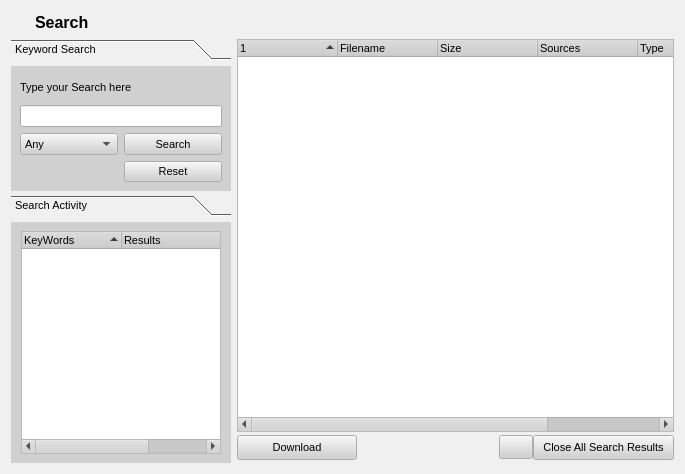
Old version of the form retroshare-gui/src/gui/SearchDialog.ui in the repository RetroShare/RetroShare.
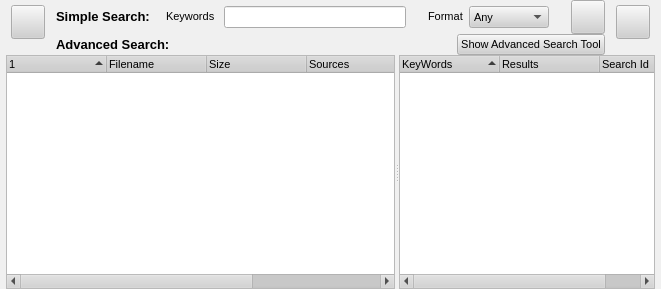
New version of the form. Icons and pictures are not drawn. Custom widgets are drawn as their Qt base class.

Commit message:
* Rolled back Modifications to SearchDialog and PopupChatDialog. 	- unable to get windows to compile with PopupChat on windows. 	- not happy with new SearchDialog. Not an improvement on old dialog + uses Qt4.4
 * updated version numbers...
 * added a couple of windows scripts.

What changed in the file:
```diff
--- a/retroshare-gui/src/gui/SearchDialog.ui
+++ b/retroshare-gui/src/gui/SearchDialog.ui
@@ -5,14 +5,14 @@
    <rect>
     <x>0</x>
     <y>0</y>
-    <width>685</width>
-    <height>474</height>
+    <width>661</width>
+    <height>289</height>
    </rect>
   </property>
   <property name="sizePolicy" >
    <sizepolicy vsizetype="Minimum" hsizetype="Minimum" >
-    <horstretch>0</horstretch>
-    <verstretch>0</verstretch>
+    <horstretch>1</horstretch>
+    <verstretch>1</verstretch>
    </sizepolicy>
   </property>
   <property name="sizeIncrement" >
@@ -511,110 +511,253 @@
    <enum>Qt::NoContextMenu</enum>
   </property>
   <layout class="QGridLayout" >
-   <property name="verticalSpacing" >
-    <number>4</number>
+   <property name="leftMargin" >
+    <number>6</number>
    </property>
-   <item row="0" column="0" >
-    <layout class="QGridLayout" >
-     <item row="0" column="0" >
-      <widget class="QLabel" name="label_2" >
-       <property name="minimumSize" >
-        <size>
-         <width>24</width>
-         <height>24</height>
-        </size>
-       </property>
-       <property name="maximumSize" >
-        <size>
-         <width>24</width>
-         <height>24</height>
-        </size>
-       </property>
-       <property name="text" >
-        <string/>
-       </property>
-       <property name="pixmap" >
-        <pixmap resource="images.qrc" >:/images/find.png</pixmap>
-       </property>
-       <property name="scaledContents" >
-        <bool>true</bool>
-       </property>
-       <property name="alignment" >
-        <set>Qt::AlignCenter</set>
-       </property>
-      </widget>
-     </item>
-     <item row="0" column="1" >
-      <widget class="QLabel" name="label_3" >
-       <property name="maximumSize" >
-        <size>
-         <width>16777215</width>
-         <height>32</height>
-        </size>
-       </property>
-       <property name="text" >
-        <string>&lt;!DOCTYPE HTML PUBLIC "-//W3C//DTD HTML 4.0//EN" "http://www.w3.org/TR/REC-html40/strict.dtd">
-&lt;html>&lt;head>&lt;meta name="qrichtext" content="1" />&lt;style type="text/css">
-p, li { white-space: pre-wrap; }
-&lt;/style>&lt;/head>&lt;body style=" font-family:'Arial'; font-size:8pt; font-weight:400; font-style:normal;">
-&lt;p style=" margin-top:0px; margin-bottom:0px; margin-left:0px; margin-right:0px; -qt-block-indent:0; text-indent:0px;">&lt;span style=" font-size:12pt; font-weight:600;">Search&lt;/span>&lt;/p>&lt;/body>&lt;/html></string>
-       </property>
-      </widget>
-     </item>
-    </layout>
-   </item>
-   <item row="1" column="0" >
-    <widget class="QToolBox" name="toolBox" >
-     <property name="sizePolicy" >
-      <sizepolicy vsizetype="Preferred" hsizetype="MinimumExpanding" >
-       <horstretch>0</horstretch>
-       <verstretch>0</verstretch>
-      </sizepolicy>
-     </property>
-     <property name="minimumSize" >
-      <size>
-       <width>220</width>
-       <height>0</height>
-      </size>
-     </property>
-     <property name="maximumSize" >
-      <size>
-       <width>220</width>
-       <height>152</height>
-      </size>
-     </property>
-     <property name="currentIndex" >
+   <property name="topMargin" >
+    <number>0</number>
+   </property>
+   <property name="rightMargin" >
+    <number>6</number>
+   </property>
+   <property name="bottomMargin" >
       <number>0</number>
      </property>
-     <widget class="QWidget" name="page" >
-      <property name="geometry" >
-       <rect>
-        <x>0</x>
-        <y>0</y>
-        <width>235</width>
-        <height>131</height>
-       </rect>
-      </property>
-      <attribute name="label" >
-       <string>Keyword Search</string>
-      </attribute>
-      <layout class="QGridLayout" >
-       <item row="0" column="0" >
-        <layout class="QGridLayout" >
          <property name="horizontalSpacing" >
-          <number>6</number>
+    <number>1</number>
          </property>
          <property name="verticalSpacing" >
+    <number>0</number>
+   </property>
+   <item row="0" column="0" >
+    <layout class="QVBoxLayout" >
+     <property name="spacing" >
+      <number>0</number>
+     </property>
+     <property name="leftMargin" >
+      <number>0</number>
+     </property>
+     <property name="topMargin" >
+      <number>0</number>
+     </property>
+     <property name="rightMargin" >
+      <number>0</number>
+     </property>
+     <property name="bottomMargin" >
+      <number>0</number>
+     </property>
+     <item>
+      <layout class="QHBoxLayout" >
+       <property name="spacing" >
           <number>6</number>
          </property>
-         <item row="0" column="0" colspan="2" >
+       <property name="leftMargin" >
+        <number>0</number>
+       </property>
+       <property name="topMargin" >
+        <number>0</number>
+       </property>
+       <property name="rightMargin" >
+        <number>0</number>
+       </property>
+       <property name="bottomMargin" >
+        <number>0</number>
+       </property>
+       <item>
+        <layout class="QVBoxLayout" >
+         <property name="spacing" >
+          <number>6</number>
+         </property>
+         <property name="leftMargin" >
+          <number>5</number>
+         </property>
+         <property name="topMargin" >
+          <number>5</number>
+         </property>
+         <property name="rightMargin" >
+          <number>5</number>
+         </property>
+         <property name="bottomMargin" >
+          <number>5</number>
+         </property>
+         <item>
+          <widget class="QPushButton" name="toggleAdvancedSearchBtn" >
+           <property name="sizePolicy" >
+            <sizepolicy vsizetype="Fixed" hsizetype="Fixed" >
+             <horstretch>0</horstretch>
+             <verstretch>0</verstretch>
+            </sizepolicy>
+           </property>
+           <property name="minimumSize" >
+            <size>
+             <width>34</width>
+             <height>34</height>
+            </size>
+           </property>
+           <property name="maximumSize" >
+            <size>
+             <width>34</width>
+             <height>34</height>
+            </size>
+           </property>
+           <property name="toolTip" >
+            <string>Toggle advanced searching on and off.</string>
+           </property>
+           <property name="text" >
+            <string/>
+           </property>
+           <property name="icon" >
+            <iconset resource="images.qrc" >:/images/advsearch_24x24.png</iconset>
+           </property>
+           <property name="iconSize" >
+            <size>
+             <width>24</width>
+             <height>24</height>
+            </size>
+           </property>
+           <property name="checkable" >
+            <bool>true</bool>
+           </property>
+          </widget>
+         </item>
+         <item>
+          <spacer>
+           <property name="orientation" >
+            <enum>Qt::Vertical</enum>
+           </property>
+           <property name="sizeHint" >
+            <size>
+             <width>20</width>
+             <height>0</height>
+            </size>
+           </property>
+          </spacer>
+         </item>
+        </layout>
+       </item>
+       <item>
+        <widget class="QFrame" name="SearchModeFrame" >
+         <property name="sizePolicy" >
+          <sizepolicy vsizetype="Minimum" hsizetype="Minimum" >
+           <horstretch>255</horstretch>
+           <verstretch>0</verstretch>
+          </sizepolicy>
+         </property>
+         <property name="minimumSize" >
+          <size>
+           <width>390</width>
+           <height>24</height>
+          </size>
+         </property>
+         <property name="frameShape" >
+          <enum>QFrame::NoFrame</enum>
+         </property>
+         <property name="frameShadow" >
+          <enum>QFrame::Raised</enum>
+         </property>
+         <layout class="QVBoxLayout" >
+          <property name="spacing" >
+           <number>0</number>
+          </property>
+          <property name="leftMargin" >
+           <number>0</number>
+          </property>
+          <property name="topMargin" >
+           <number>0</number>
+          </property>
+          <property name="rightMargin" >
+           <number>0</number>
+          </property>
+          <property name="bottomMargin" >
+           <number>0</number>
+          </property>
+          <item>
+           <widget class="QFrame" name="SimpleSearchPanel" >
+            <property name="sizePolicy" >
+             <sizepolicy vsizetype="Minimum" hsizetype="Minimum" >
+              <horstretch>0</horstretch>
+              <verstretch>0</verstretch>
+             </sizepolicy>
+            </property>
+            <property name="frameShape" >
+             <enum>QFrame::NoFrame</enum>
+            </property>
+            <property name="frameShadow" >
+             <enum>QFrame::Raised</enum>
+            </property>
+            <layout class="QVBoxLayout" >
+             <property name="spacing" >
+              <number>0</number>
+             </property>
+             <property name="leftMargin" >
+              <number>0</number>
+             </property>
+             <property name="topMargin" >
+              <number>0</number>
+             </property>
+             <property name="rightMargin" >
+              <number>0</number>
+             </property>
+             <property name="bottomMargin" >
+              <number>0</number>
+             </property>
+             <item>
+              <layout class="QHBoxLayout" >
+               <property name="spacing" >
+                <number>6</number>
+               </property>
+               <property name="leftMargin" >
+                <number>0</number>
+               </property>
+               <property name="topMargin" >
+                <number>0</number>
+               </property>
+               <property name="rightMargin" >
+                <number>0</number>
+               </property>
+               <property name="bottomMargin" >
+                <number>0</number>
+               </property>
+               <item>
+                <widget class="QLabel" name="label_3" >
+                 <property name="frameShape" >
+                  <enum>QFrame::NoFrame</enum>
+                 </property>
+                 <property name="frameShadow" >
+                  <enum>QFrame::Plain</enum>
+                 </property>
+                 <property name="text" >
+                  <string>&lt;h3>Simple Search:&lt;/h3></string>
+                 </property>
+                </widget>
+               </item>
+               <item>
+                <spacer>
+                 <property name="orientation" >
+                  <enum>Qt::Horizontal</enum>
+                 </property>
+                 <property name="sizeHint" >
+                  <size>
+                   <width>10</width>
+                   <height>20</height>
+                  </size>
+                 </property>
+                </spacer>
+               </item>
+               <item>
           <widget class="QLabel" name="label" >
+                 <property name="sizePolicy" >
+                  <sizepolicy vsizetype="Fixed" hsizetype="Fixed" >
+                   <horstretch>0</horstretch>
+                   <verstretch>0</verstretch>
+                  </sizepolicy>
+                 </property>
            <property name="text" >
-            <string>Type your Search here</string>
+                  <string>Keywords </string>
            </property>
           </widget>
          </item>
-         <item row="1" column="0" colspan="2" >
+               <item>
           <widget class="QLineEdit" name="lineEdit" >
            <property name="sizePolicy" >
             <sizepolicy vsizetype="Fixed" hsizetype="Expanding" >
@@ -630,7 +773,33 @@
            </property>
           </widget>
          </item>
-         <item row="2" column="0" >
+               <item>
+                <spacer>
+                 <property name="orientation" >
+                  <enum>Qt::Horizontal</enum>
+                 </property>
+                 <property name="sizeType" >
+                  <enum>QSizePolicy::Fixed</enum>
+                 </property>
+                 <property name="sizeHint" >
+                  <size>
+                   <width>16</width>
+                   <height>32</height>
+                  </size>
+                 </property>
+                </spacer>
+               </item>
+               <item>
+                <widget class="QLabel" name="label_2" >
+                 <property name="text" >
+                  <string>&lt;html>&lt;head>&lt;meta name="qrichtext" content="1" />&lt;style type="text/css">
+p, li { white-space: pre-wrap; }
+&lt;/style>&lt;/head>&lt;body style=" font-family:'Arial'; font-size:8pt; font-weight:400; font-style:normal; text-decoration:none;">
+&lt;p style=" margin-top:0px; margin-bottom:0px; margin-left:0px; margin-right:0px; -qt-block-indent:0; text-indent:0px;">Format&lt;/p>&lt;/body>&lt;/html></string>
+                 </property>
+                </widget>
+               </item>
+               <item>
           <widget class="QComboBox" name="FileTypeComboBox" >
            <item>
             <property name="text" >
@@ -698,48 +867,141 @@
            </item>
           </widget>
          </item>
-         <item row="2" column="1" >
+               <item>
+                <spacer>
+                 <property name="orientation" >
+                  <enum>Qt::Horizontal</enum>
+                 </property>
+                 <property name="sizeHint" >
+                  <size>
+                   <width>16</width>
+                   <height>20</height>
+                  </size>
+                 </property>
+                </spacer>
+               </item>
+               <item>
           <widget class="QPushButton" name="pushButtonsearch" >
            <property name="minimumSize" >
             <size>
-             <width>0</width>
-             <height>0</height>
+                   <width>34</width>
+                   <height>34</height>
             </size>
            </property>
            <property name="maximumSize" >
             <size>
-             <width>200</width>
-             <height>200</height>
+                   <width>34</width>
+                   <height>34</height>
             </size>
            </property>
            <property name="toolTip" >
             <string>Perform simple search</string>
            </property>
            <property name="text" >
-            <string>Search</string>
+                  <string/>
            </property>
            <property name="icon" >
             <iconset resource="images.qrc" >:/images/find.png</iconset>
            </property>
-          </widget>
-         </item>
-         <item row="3" column="0" >
+                 <property name="iconSize" >
+                  <size>
+                   <width>24</width>
+                   <height>24</height>
+                  </size>
+                 </property>
+                </widget>
+               </item>
+              </layout>
+             </item>
+            </layout>
+           </widget>
+          </item>
+          <item>
+           <widget class="QFrame" name="AdvancedSearchPanel" >
+            <property name="enabled" >
+             <bool>true</bool>
+            </property>
+            <property name="sizePolicy" >
+             <sizepolicy vsizetype="Minimum" hsizetype="Minimum" >
+              <horstretch>0</horstretch>
+              <verstretch>0</verstretch>
+             </sizepolicy>
+            </property>
+            <property name="frameShape" >
+             <enum>QFrame::NoFrame</enum>
+            </property>
+            <property name="frameShadow" >
+             <enum>QFrame::Raised</enum>
+            </property>
+            <layout class="QVBoxLayout" >
+             <property name="spacing" >
+              <number>0</number>
+             </property>
+             <property name="leftMargin" >
+              <number>0</number>
+             </property>
+             <property name="topMargin" >
+              <number>0</number>
+             </property>
+             <property name="rightMargin" >
+              <number>0</number>
+             </property>
+             <property name="bottomMargin" >
+              <number>0</number>
+             </property>
+             <item>
+              <layout class="QHBoxLayout" >
+               <property name="spacing" >
+                <number>6</number>
+               </property>
+               <property name="leftMargin" >
+                <number>0</number>
+               </property>
+               <property name="topMargin" >
+                <number>0</number>
+               </property>
+               <property name="rightMargin" >
+                <number>0</number>
+               </property>
+               <property name="bottomMargin" >
+                <number>0</number>
+               </property>
+               <item>
+                <widget class="QLabel" name="label_4" >
+                 <property name="text" >
+                  <string>&lt;h3>Advanced Search:&lt;/h3></string>
+                 </property>
+                </widget>
+               </item>
+               <item>
           <spacer>
            <property name="orientation" >
             <enum>Qt::Horizontal</enum>
            </property>
+                 <property name="sizeType" >
+                  <enum>QSizePolicy::Expanding</enum>
+                 </property>
            <property name="sizeHint" >
             <size>
-             <width>88</width>
+                   <width>50</width>
              <height>20</height>
             </size>
            </property>
           </spacer>
          </item>
-         <item row="3" column="1" >
-          <widget class="QPushButton" name="resetButton" >
+               <item>
+                <widget class="QPushButton" name="focusAdvSearchDialogBtn" >
+                 <property name="enabled" >
+                  <bool>true</bool>
+                 </property>
+                 <property name="sizePolicy" >
+                  <sizepolicy vsizetype="Fixed" hsizetype="Fixed" >
+                   <horstretch>0</horstretch>
+                   <verstretch>0</verstretch>
+                  </sizepolicy>
+                 </property>
            <property name="text" >
-            <string>Reset</string>
+                  <string>Show Advanced Search Tool</string>
            </property>
           </widget>
          </item>
@@ -747,11 +1009,92 @@
        </item>
       </layout>
      </widget>
-    </widget>
-   </item>
-   <item rowspan="2" row="1" column="1" >
-    <layout class="QGridLayout" >
-     <item row="0" column="0" colspan="4" >
+          </item>
+         </layout>
+        </widget>
+       </item>
+       <item>
+        <layout class="QVBoxLayout" >
+         <property name="spacing" >
+          <number>6</number>
+         </property>
+         <property name="leftMargin" >
+          <number>5</number>
+         </property>
+         <property name="topMargin" >
+          <number>5</number>
+         </property>
+         <property name="rightMargin" >
+          <number>5</number>
+         </property>
+         <property name="bottomMargin" >
+          <number>5</number>
+         </property>
+         <item>
+          <widget class="QPushButton" name="pushButtonDownload" >
+           <property name="sizePolicy" >
+            <sizepolicy vsizetype="Fixed" hsizetype="Fixed" >
+             <horstretch>0</horstretch>
+             <verstretch>0</verstretch>
+            </sizepolicy>
+           </property>
+           <property name="minimumSize" >
+            <size>
+             <width>34</width>
+             <height>34</height>
+            </size>
+           </property>
+           <property name="maximumSize" >
+            <size>
+             <width>34</width>
+             <height>34</height>
+            </size>
+           </property>
+           <property name="toolTip" >
+            <string>Download</string>
+           </property>
+           <property name="text" >
+            <string/>
+           </property>
+           <property name="icon" >
+            <iconset resource="images.qrc" >:/images/down_24x24.png</iconset>
+           </property>
+           <property name="iconSize" >
+            <size>
+             <width>24</width>
+             <height>24</height>
+            </size>
+           </property>
+          </widget>
+         </item>
+         <item>
+          <spacer>
+           <property name="orientation" >
+            <enum>Qt::Vertical</enum>
+           </property>
+           <property name="sizeHint" >
+            <size>
+             <width>20</width>
+             <height>0</height>
+            </size>
+           </property>
+          </spacer>
+         </item>
+        </layout>
+       </item>
+      </layout>
+     </item>
+     <item>
+      <widget class="QSplitter" name="splitter" >
+       <property name="sizePolicy" >
+        <sizepolicy vsizetype="Minimum" hsizetype="Minimum" >
+         <horstretch>0</horstretch>
+         <verstretch>1</verstretch>
+        </sizepolicy>
+       </property>
+       <property name="orientation" >
+        <enum>Qt::Horizontal</enum>
+       </property>
       <widget class="SearchTreeWidget" name="searchResultWidget" >
        <property name="sizePolicy" >
         <sizepolicy vsizetype="Expanding" hsizetype="Expanding" >
@@ -802,156 +1145,6 @@
         </property>
        </column>
       </widget>
-     </item>
-     <item row="1" column="0" >
-      <widget class="QPushButton" name="pushButtonDownload" >
-       <property name="sizePolicy" >
-        <sizepolicy vsizetype="Fixed" hsizetype="Fixed" >
-         <horstretch>0</horstretch>
-         <verstretch>0</verstretch>
-        </sizepolicy>
-       </property>
-       <property name="minimumSize" >
-        <size>
-         <width>0</width>
-         <height>0</height>
-        </size>
-       </property>
-       <property name="maximumSize" >
-        <size>
-         <width>120</width>
-         <height>25</height>
-        </size>
-       </property>
-       <property name="toolTip" >
-        <string>Download</string>
-       </property>
-       <property name="text" >
-        <string>Download</string>
-       </property>
-       <property name="icon" >
-        <iconset resource="images.qrc" >:/images/down_24x24.png</iconset>
-       </property>
-       <property name="iconSize" >
-        <size>
-         <width>16</width>
-         <height>16</height>
-        </size>
-       </property>
-      </widget>
-     </item>
-     <item row="1" column="1" >
-      <spacer>
-       <property name="orientation" >
-        <enum>Qt::Horizontal</enum>
-       </property>
-       <property name="sizeHint" >
-        <size>
-         <width>158</width>
-         <height>31</height>
-        </size>
-       </property>
-      </spacer>
-     </item>
-     <item row="1" column="3" >
-      <widget class="QPushButton" name="cloaseallsearchresultsButton" >
-       <property name="minimumSize" >
-        <size>
-         <width>0</width>
-         <height>25</height>
-        </size>
-       </property>
-       <property name="text" >
-        <string>Close All Search Results</string>
-       </property>
-      </widget>
-     </item>
-     <item row="1" column="2" >
-      <widget class="QPushButton" name="toggleAdvancedSearchBtn" >
-       <property name="sizePolicy" >
-        <sizepolicy vsizetype="Fixed" hsizetype="Fixed" >
-         <horstretch>0</horstretch>
-         <verstretch>0</verstretch>
-        </sizepolicy>
-       </property>
-       <property name="minimumSize" >
-        <size>
-         <width>0</width>
-         <height>0</height>
-        </size>
-       </property>
-       <property name="maximumSize" >
-        <size>
-         <width>34</width>
-         <height>24</height>
-        </size>
-       </property>
-       <property name="toolTip" >
-        <string>&lt;!DOCTYPE HTML PUBLIC "-//W3C//DTD HTML 4.0//EN" "http://www.w3.org/TR/REC-html40/strict.dtd">
-&lt;html>&lt;head>&lt;meta name="qrichtext" content="1" />&lt;style type="text/css">
-p, li { white-space: pre-wrap; }
-&lt;/style>&lt;/head>&lt;body style=" font-family:'Arial'; font-size:8pt; font-weight:400; font-style:normal;">
-&lt;p style=" margin-top:0px; margin-bottom:0px; margin-left:0px; margin-right:0px; -qt-block-indent:0; text-indent:0px;">advanced searching&lt;/p>&lt;/body>&lt;/html></string>
-       </property>
-       <property name="text" >
-        <string/>
-       </property>
-       <property name="icon" >
-        <iconset resource="images.qrc" >:/images/advsearch_24x24.png</iconset>
-       </property>
-       <property name="iconSize" >
-        <size>
-         <width>16</width>
-         <height>16</height>
-        </size>
-       </property>
-       <property name="checkable" >
-        <bool>false</bool>
-       </property>
-      </widget>
-     </item>
-    </layout>
-   </item>
-   <item row="2" column="0" >
-    <widget class="QToolBox" name="toolBox_2" >
-     <property name="sizePolicy" >
-      <sizepolicy vsizetype="Preferred" hsizetype="MinimumExpanding" >
-       <horstretch>0</horstretch>
-       <verstretch>0</verstretch>
-      </sizepolicy>
-     </property>
-     <property name="minimumSize" >
-      <size>
-       <width>220</width>
-       <height>0</height>
-      </size>
-     </property>
-     <property name="maximumSize" >
-      <size>
-       <width>220</width>
-       <height>16777215</height>
-      </size>
-     </property>
-     <property name="currentIndex" >
-      <number>0</number>
-     </property>
-     <property name="tabSpacing" stdset="0" >
-      <number>6</number>
-     </property>
-     <widget class="QWidget" name="page_2" >
-      <property name="geometry" >
-       <rect>
-        <x>0</x>
-        <y>0</y>
-        <width>224</width>
-        <height>221</height>
-       </rect>
-      </property>
-      <attribute name="label" >
-       <string>Search Activity</string>
-      </attribute>
-      <layout class="QGridLayout" >
-       <item row="0" column="0" >
         <widget class="QTreeWidget" name="searchSummaryWidget" >
          <property name="sizePolicy" >
           <sizepolicy vsizetype="Minimum" hsizetype="Minimum" >
@@ -959,12 +1152,6 @@
            <verstretch>1</verstretch>
           </sizepolicy>
          </property>
-         <property name="maximumSize" >
-          <size>
-           <width>200</width>
-           <height>16777215</height>
-          </size>
-         </property>
          <property name="sizeIncrement" >
           <size>
            <width>0</width>
@@ -1002,10 +1189,9 @@
           </property>
          </column>
         </widget>
-       </item>
-      </layout>
-     </widget>
-    </widget>
+      </widget>
+     </item>
+    </layout>
    </item>
   </layout>
  </widget>
```
Left out of the diff: 47 changed lines with no effect on the pictures. Lines whose indentation alone changed are shown as unchanged. The commit also changes 12 other files.
